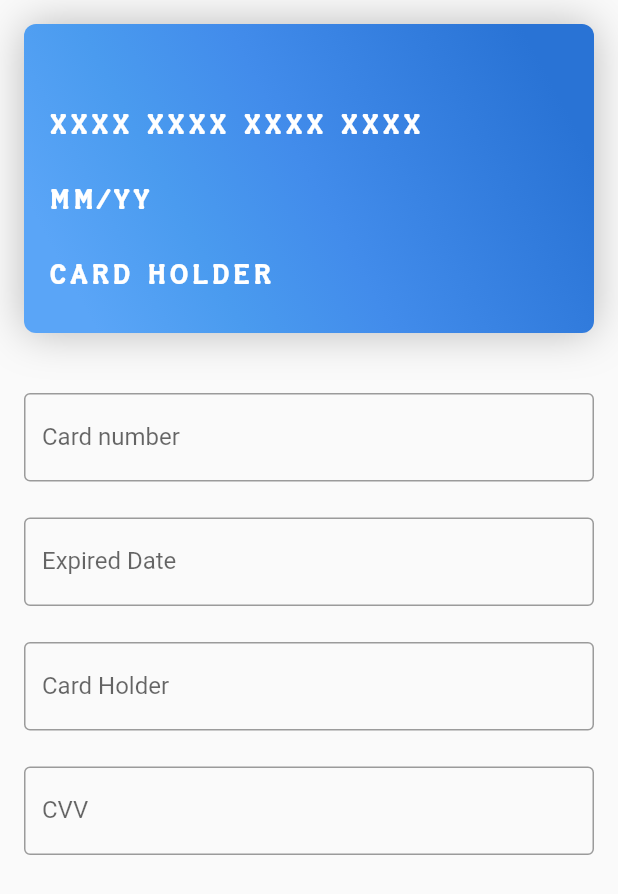
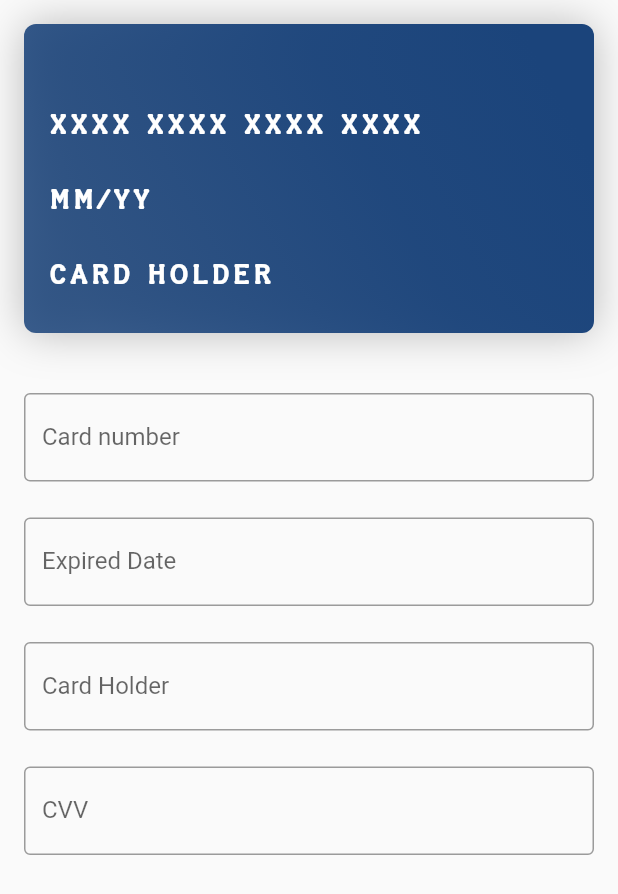
Before and after one commit to agilejune/flutter-creditCard, a Flutter app: the screen it shows after launch, on a phone screen of 412 x 824 dp. Shown: the top 894 px of the screen. Run offline on Flutter 3.47's test engine with Material 2 defaults, Android fonts, the phone set to English and light mode, and no system bars; statements that could not run were skipped.

```diff
--- a/example/lib/main.dart
+++ b/example/lib/main.dart
@@ -8,6 +8,7 @@ class MyApp extends StatelessWidget {
   Widget build(BuildContext context) {
     return MaterialApp(
       title: 'Flutter Credit Card View Demo',
+      debugShowCheckedModeBanner: false,
       theme: ThemeData(
         primarySwatch: Colors.blue,
       ),
--- a/lib/flutter_credit_card.dart
+++ b/lib/flutter_credit_card.dart
@@ -10,7 +10,7 @@ class CreditCardWidget extends StatefulWidget {
   final String cardHolderName;
   final String cvvCode;
   final TextStyle textStyle;
-  final Gradient backgroundGradientColor;
+  final Color cardbgColor;
   final bool showBackView;
   final Duration animationDuration;
   final double height;
@@ -27,19 +27,8 @@ class CreditCardWidget extends StatefulWidget {
     this.height,
     this.width,
     this.textStyle,
-    this.backgroundGradientColor = const LinearGradient(
-      // Where the linear gradient begins and ends
-      begin: Alignment.topRight,
-      end: Alignment.bottomLeft,
-      // Add one stop for each color. Stops should increase from 0 to 1
-      stops: const [0.1, 0.5, 0.7, 0.9],
-      colors: const [
-        Color(0xff2973d5),
-        Color(0xff428ceb),
-        Color(0xff4a9bef),
-        Color(0xff5aa5f7),
-      ],
-    ),
+    this.cardbgColor = const Color(0xff1b447b),
+
   })  : assert(cardNumber != null),
         assert(showBackView != null),
         super(key: key);
@@ -53,6 +42,7 @@ class _CreditCardWidgetState extends State<CreditCardWidget>
   AnimationController controller;
   Animation<double> _frontRotation;
   Animation<double> _backRotation;
+  Gradient backgroundGradientColor;
 
   bool isAmex = false;
 
@@ -64,6 +54,20 @@ class _CreditCardWidgetState extends State<CreditCardWidget>
     controller = AnimationController(
       duration: widget.animationDuration,
       vsync: this,
+    );
+
+    backgroundGradientColor = LinearGradient(
+      // Where the linear gradient begins and ends
+      begin: Alignment.topRight,
+      end: Alignment.bottomLeft,
+      // Add one stop for each color. Stops should increase from 0 to 1
+      stops: const [0.1, 0.4, 0.7, 0.9],
+      colors:  [
+        widget.cardbgColor.withOpacity(1),
+        widget.cardbgColor.withOpacity(0.97),
+        widget.cardbgColor.withOpacity(0.90),
+        widget.cardbgColor.withOpacity(0.86),
+      ],
     );
 
     ///Initialize the Front to back rotation tween sequence.
@@ -161,7 +165,7 @@ class _CreditCardWidgetState extends State<CreditCardWidget>
         boxShadow: [
           BoxShadow(color: Colors.black26, offset: Offset(0, 0), blurRadius: 24)
         ],
-        gradient: widget.backgroundGradientColor,
+        gradient: backgroundGradientColor,
       ),
       margin: const EdgeInsets.all(16),
       width: widget.width ?? width,
@@ -259,7 +263,7 @@ class _CreditCardWidgetState extends State<CreditCardWidget>
         boxShadow: [
           BoxShadow(color: Colors.black26, offset: Offset(0, 0), blurRadius: 24)
         ],
-        gradient: widget.backgroundGradientColor,
+        gradient: backgroundGradientColor,
       ),
       width: width,
       height: orientation == Orientation.portrait ? height / 4 : height / 2,
```
Also changed, not shown: preview/preview.gif (added), 1 other file.
